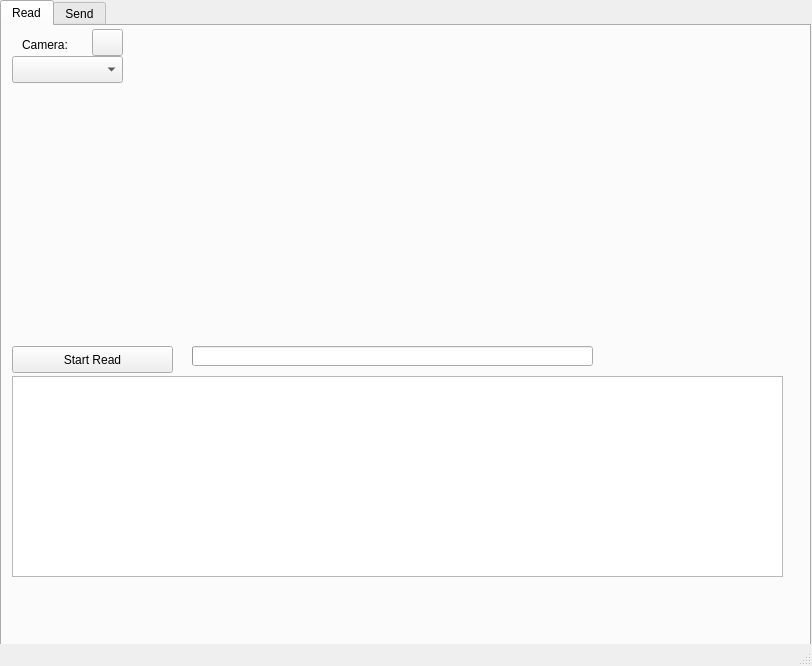
First picture: the form in form.ui, repository pythcoiner/SeedQReader, before the edit.
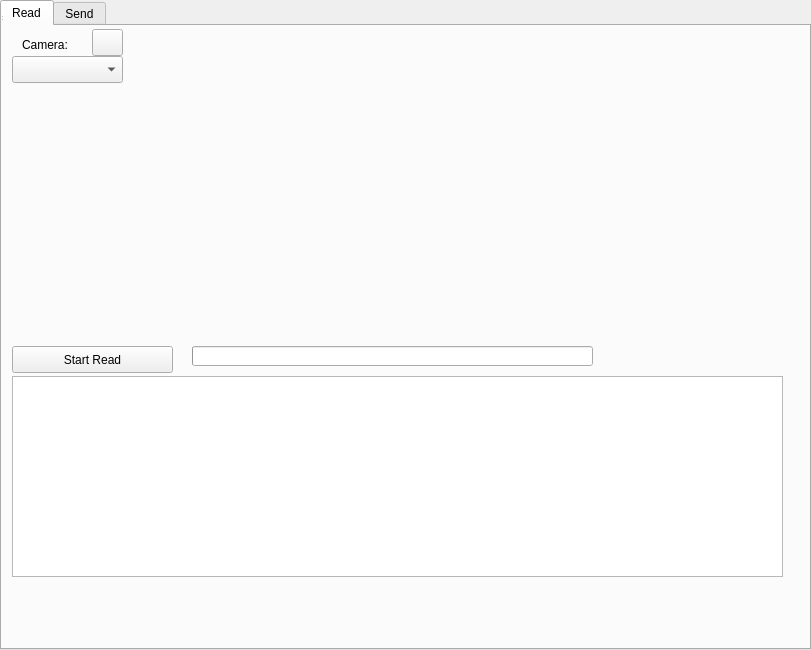
Second picture: the form after the edit.

Commit message: Fix MainWindow app, now closing the window will correctly terminate python execution

```diff
--- a/form.ui
+++ b/form.ui
@@ -1,18 +1,5 @@
 <?xml version="1.0" encoding="UTF-8"?>
 <ui version="4.0">
- <class>MainWindow</class>
- <widget class="QMainWindow" name="MainWindow">
-  <property name="geometry">
-   <rect>
-    <x>0</x>
-    <y>0</y>
-    <width>812</width>
-    <height>666</height>
-   </rect>
-  </property>
-  <property name="windowTitle">
-   <string>SeedQReader</string>
-  </property>
   <widget class="QWidget" name="centralwidget">
    <widget class="QTabWidget" name="tabWidget">
     <property name="geometry">
@@ -455,7 +442,6 @@
      </widget>
     </widget>
    </widget>
-  </widget>
   <widget class="QStatusBar" name="statusbar"/>
  </widget>
  <resources/>
```
The commit also changes 1 other file.
